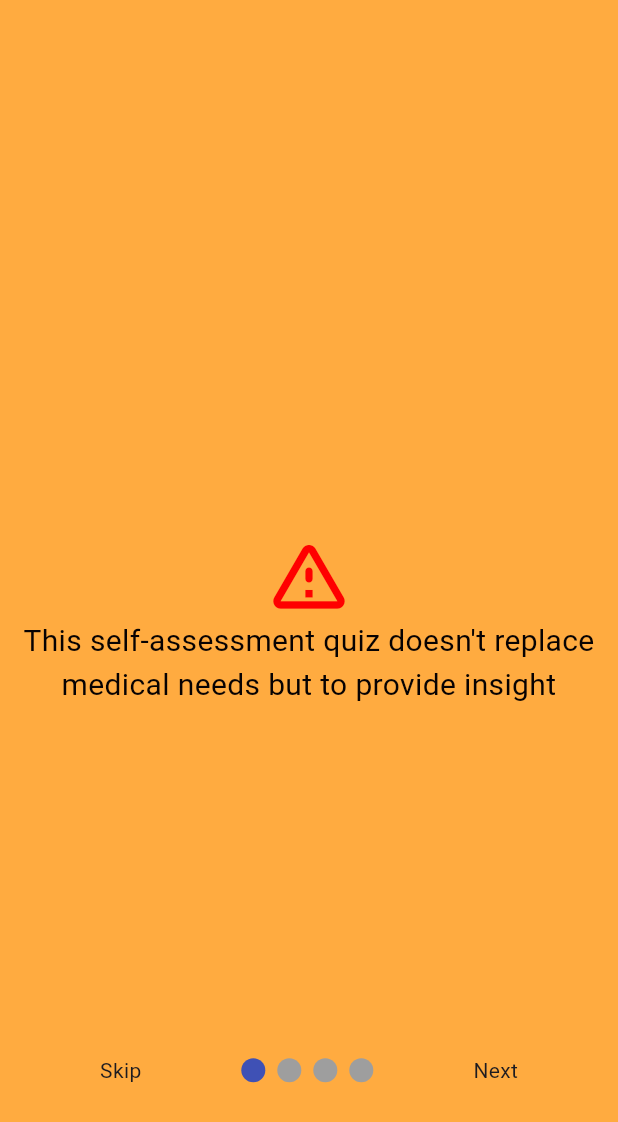
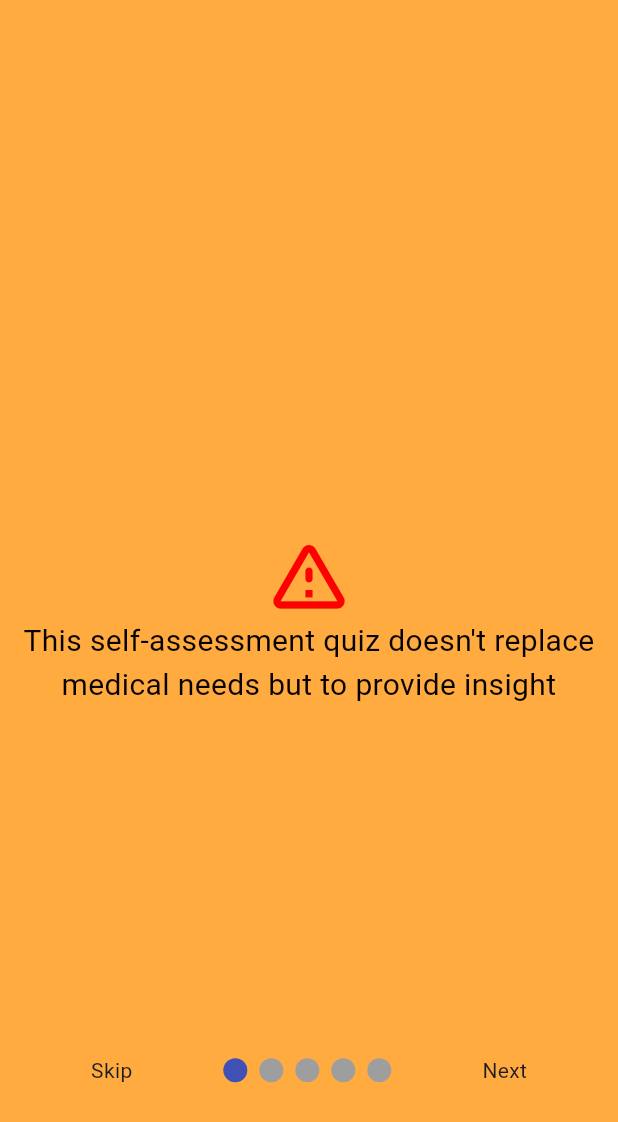
Before and after one commit to Saya32/wellbeing_junction, a Flutter app: the screen it shows once a user with an empty profile is signed in, on a phone screen of 412 x 824 dp. Shown: the top 1122 px of the screen. Run offline on Flutter 3.47's test engine with Material 3 defaults, Android fonts, the phone set to English and light mode, and no system bars; drawn by our look-alikes of smooth_page_indicator; our stand-ins replace cloud_firestore, firebase_auth, firebase_core, get, google_sign_in; accounts and stored records are empty; project files that could hold a hidden picture were left out.

Commit message:
Add introduction page

```diff
--- a/lib/app_routes.dart
+++ b/lib/app_routes.dart
@@ -47,5 +47,9 @@ class AppScreenRoutes {
           name: AdviceScreen.routeName,
           page: () => const AdviceScreen(),
         ),
+        GetPage(
+          name: UserDataScreen.routeName,
+          page: () => const UserDataScreen(),
+        ),
       ];
 }
--- a/lib/bindings.dart
+++ b/lib/bindings.dart
@@ -2,7 +2,7 @@ import 'package:get/get.dart';
 import 'package:wellbeing_junction/auth/auth_service.dart';
 import 'package:wellbeing_junction/controllers/questionnaire/questionnaire_controller.dart';
 import 'package:wellbeing_junction/controllers/questionnaire/questions_controller.dart';
-import 'package:wellbeing_junction/screens/profile_screen.dart';
+import 'package:wellbeing_junction/controllers/profile_screen.dart';
 
 class InitialBinding implements Bindings {
   @override
--- a/lib/controllers/questionnaire/completed_quiz_details.dart
+++ b/lib/controllers/questionnaire/completed_quiz_details.dart
@@ -3,11 +3,8 @@
 import 'package:cloud_firestore/cloud_firestore.dart';
 import 'package:firebase_auth/firebase_auth.dart';
 import 'package:flutter/material.dart';
-import 'package:get/get.dart';
-import 'package:wellbeing_junction/controllers/questionnaire/questions_controller.dart';
 import 'package:wellbeing_junction/elements/date.dart';
 import 'package:wellbeing_junction/firebase_questionnaire_collection/collections.dart';
-import 'package:wellbeing_junction/models/normal_question_model.dart';
 
 class DisplayQuizData extends StatelessWidget {
   final String documentId;
--- a/lib/controllers/questionnaire/questionnaire_controller.dart
+++ b/lib/controllers/questionnaire/questionnaire_controller.dart
@@ -18,7 +18,6 @@ class QuizPaperController extends GetxController {
   }
 
   Future<void> getAllPapers() async {
-    //isLoading(true);
     try {
       QuerySnapshot<Map<String, dynamic>> data =
           await questionnaireCollection.get();
--- a/lib/firebase_questionnaire_collection/collections.dart
+++ b/lib/firebase_questionnaire_collection/collections.dart
@@ -1,5 +1,4 @@
 import 'package:cloud_firestore/cloud_firestore.dart';
-import 'package:firebase_auth/firebase_auth.dart';
 
 final db = FirebaseFirestore.instance;
 final questionnaireCollection = db.collection('selfAssessmentQuestionnaire');
@@ -14,7 +13,3 @@ DocumentReference questionReference({
         .doc(questionnaireId)
         .collection("questions")
         .doc(questionId);
-
-CollectionReference<Map<String, dynamic>> recentTests(
-        {required String userUId}) =>
-    userCollection.doc(userUId).collection('myrecent_tests');
--- a/lib/screens/app_introduction_screen.dart
+++ b/lib/screens/app_introduction_screen.dart
@@ -28,7 +28,7 @@ class _AppIntroductionScreenState extends State<AppIntroductionScreen> {
           controller: pageController,
           onPageChanged: (i) {
             setState(() {
-              lastPage = (i == 3);
+              lastPage = (i == 4);
             });
           },
           children: [
@@ -44,13 +44,34 @@ class _AppIntroductionScreenState extends State<AppIntroductionScreen> {
                 ),
               ),
             ), // Warning Page
-            Container(color: Colors.amber), // First Introduction Page
             Container(
-              color: const Color.fromARGB(255, 251, 150, 17),
-            ), // Second Introduction Page
+              color: Color.fromARGB(255, 230, 148, 86),
+              child: Image.asset(
+                'assets/images/SmartSelect_20240326_150541.jpg',
+                fit: BoxFit.contain,
+              ),
+            ), // First Introduction Page
             Container(
-              color: const Color.fromARGB(255, 233, 110, 17),
-            ) // Third Introduction Page
+              color: Colors.orangeAccent,
+              child: Image.asset(
+                'assets/images/SmartSelect_20240326_150447.jpg',
+                fit: BoxFit.contain,
+              ),
+            ), // Third Introduction Page
+            Container(
+              color: Color.fromARGB(255, 230, 148, 86),
+              child: Image.asset(
+                'assets/images/SmartSelect_20240326_150400.jpg',
+                fit: BoxFit.contain,
+              ),
+            ), // Fourth Introduction Page
+            Container(
+              color: Colors.orangeAccent,
+              child: Image.asset(
+                'assets/images/SmartSelect_20240326_150523.jpg',
+                fit: BoxFit.contain,
+              ),
+            ) // Fifth Introduction Page // fourth Introduction Pagee
           ],
         ),
         //smooth page swipe indicator
@@ -62,14 +83,13 @@ class _AppIntroductionScreenState extends State<AppIntroductionScreen> {
                   //Allows to skip the introduction
                   GestureDetector(
                       onTap: () {
-                        pageController.jumpToPage(3);
+                        pageController.jumpToPage(5);
                       },
                       child: const Text('Skip')),
 
                   //shows the state of the page
-                  SmoothPageIndicator(controller: pageController, count: 4),
+                  SmoothPageIndicator(controller: pageController, count: 5),
 
-                  // Allows to naviagte to next page or be done if it's in ast page
                   lastPage //boolean that returns true or false value
                       ? GestureDetector(
                           onTap: () {
--- a/lib/screens/dashboard_screen.dart
+++ b/lib/screens/dashboard_screen.dart
@@ -1,7 +1,6 @@
 //https://docs.flutter.dev/cookbook/design/drawer
 
 import 'package:flutter/material.dart';
-import 'package:wellbeing_junction/models/normal_question_model.dart';
 import 'package:wellbeing_junction/screens/advice.dart';
 import 'package:wellbeing_junction/screens/insight.dart';
 import 'package:wellbeing_junction/screens/profile.dart';
@@ -16,10 +15,10 @@ class Dashboard extends StatefulWidget {
 }
 
 class _DashboardState extends State<Dashboard> {
-  int selectedIndex = 0;
+  int selectedIndex = 1;
 
   final List<Widget> _widgetOptions = <Widget>[
-    UserDataScreen(),
+    const UserDataScreen(),
     const SelfAssessmentScreen(),
     const AdviceScreen(),
   ];
--- a/lib/screens/self_assessment_quiz.dart
+++ b/lib/screens/self_assessment_quiz.dart
@@ -32,7 +32,7 @@ class SelfAssessmentScreen extends StatelessWidget {
                       ),
                       Expanded(
                         child: Text(
-                          "Hello User!",
+                          "Welcome Back!",
                           style: TextStyle(
                             color: Color.fromARGB(255, 241, 241, 241),
                             fontWeight: FontWeight.bold,
```
Also changed, not shown: lib/controllers/profile_screen.dart (renamed from lib/screens/profile_screen.dart, +14 -0 lines), lib/controllers/questionnaire/questions_controller.dart (+7 -4 lines), lib/controllers/questionnaire/result_controller.dart (+2 -5 lines), lib/screens/advice.dart (+15 -0 lines), lib/screens/insight.dart (+20 -6 lines), lib/screens/profile.dart (+24 -6 lines), lib/screens/result_screen.dart (+10 -3 lines), assets/images/SmartSelect_20240326_150400.jpg (added), assets/images/SmartSelect_20240326_150447.jpg (added), assets/images/SmartSelect_20240326_150523.jpg (added), assets/images/SmartSelect_20240326_150541.jpg (added), assets/images/background.jpg (deleted).
